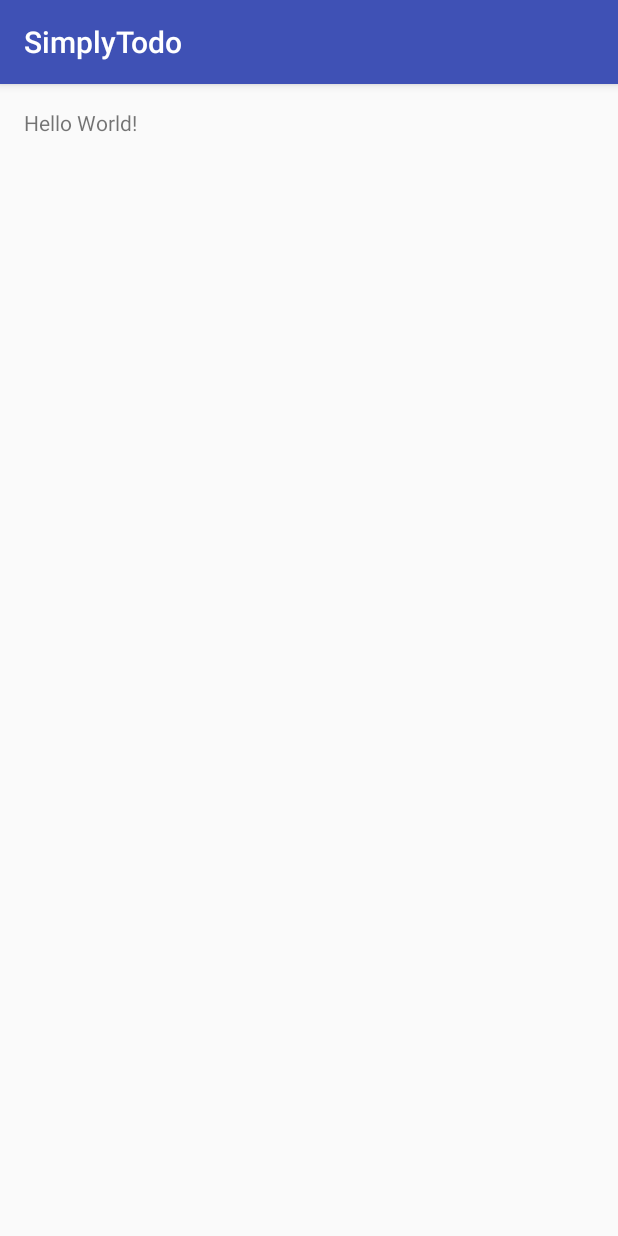
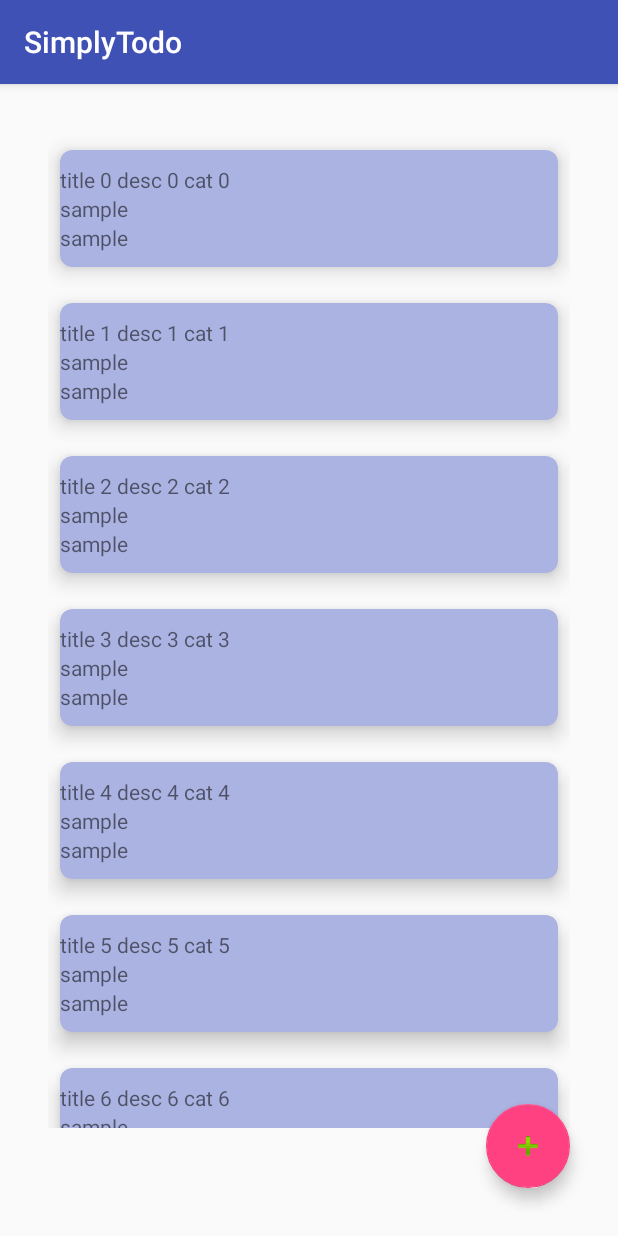
Before and after one commit to lidderupk/SimpleTodo, an Android app: the screen it shows after launch (MainActivity), on a phone screen of 412 x 824 dp. Run offline under Robolectric (Android 15) with nearby library versions, the phone set to English and light mode, and no system bars.

Commit message:
added material recycle view and add button

```diff
--- a/app/build.gradle
+++ b/app/build.gradle
@@ -23,4 +23,7 @@ dependencies {
     compile fileTree(dir: 'libs', include: ['*.jar'])
     testCompile 'junit:junit:4.12'
     compile 'com.android.support:appcompat-v7:23.4.0'
+    compile 'com.android.support:design:23.3.0'
+    compile 'com.android.support:cardview-v7:23.3.0'
+    compile 'com.android.support:recyclerview-v7:23.3.0'
 }
--- /dev/null
+++ b/app/src/main/java/com/lidderupk/todo/simplytodo/ItemClickSupport.java
@@ -0,0 +1,93 @@
+package com.lidderupk.todo.simplytodo;
+
+import android.support.v7.widget.RecyclerView;
+import android.view.View;
+
+public class ItemClickSupport {
+    private final RecyclerView mRecyclerView;
+    private OnItemClickListener mOnItemClickListener;
+    private OnItemLongClickListener mOnItemLongClickListener;
+    private View.OnClickListener mOnClickListener = new View.OnClickListener() {
+        @Override
+        public void onClick(View v) {
+            if (mOnItemClickListener != null) {
+                RecyclerView.ViewHolder holder = mRecyclerView.getChildViewHolder(v);
+                mOnItemClickListener.onItemClicked(mRecyclerView, holder.getAdapterPosition(), v);
+            }
+        }
+    };
+    private View.OnLongClickListener mOnLongClickListener = new View.OnLongClickListener() {
+        @Override
+        public boolean onLongClick(View v) {
+            if (mOnItemLongClickListener != null) {
+                RecyclerView.ViewHolder holder = mRecyclerView.getChildViewHolder(v);
+                return mOnItemLongClickListener.onItemLongClicked(mRecyclerView, holder.getAdapterPosition(), v);
+            }
+            return false;
+        }
+    };
+    private RecyclerView.OnChildAttachStateChangeListener mAttachListener
+            = new RecyclerView.OnChildAttachStateChangeListener() {
+        @Override
+        public void onChildViewAttachedToWindow(View view) {
+            if (mOnItemClickListener != null) {
+                view.setOnClickListener(mOnClickListener);
+            }
+            if (mOnItemLongClickListener != null) {
+                view.setOnLongClickListener(mOnLongClickListener);
+            }
+        }
+
+        @Override
+        public void onChildViewDetachedFromWindow(View view) {
+
+        }
+    };
+
+    private ItemClickSupport(RecyclerView recyclerView) {
+        mRecyclerView = recyclerView;
+        mRecyclerView.setTag(R.id.item_click_support, this);
+        mRecyclerView.addOnChildAttachStateChangeListener(mAttachListener);
+    }
+
+    public static ItemClickSupport addTo(RecyclerView view) {
+        ItemClickSupport support = (ItemClickSupport) view.getTag(R.id.item_click_support);
+        if (support == null) {
+            support = new ItemClickSupport(view);
+        }
+        return support;
+    }
+
+    public static ItemClickSupport removeFrom(RecyclerView view) {
+        ItemClickSupport support = (ItemClickSupport) view.getTag(R.id.item_click_support);
+        if (support != null) {
+            support.detach(view);
+        }
+        return support;
+    }
+
+    public ItemClickSupport setOnItemClickListener(OnItemClickListener listener) {
+        mOnItemClickListener = listener;
+        return this;
+    }
+
+    public ItemClickSupport setOnItemLongClickListener(OnItemLongClickListener listener) {
+        mOnItemLongClickListener = listener;
+        return this;
+    }
+
+    private void detach(RecyclerView view) {
+        view.removeOnChildAttachStateChangeListener(mAttachListener);
+        view.setTag(R.id.item_click_support, null);
+    }
+
+    public interface OnItemClickListener {
+
+        void onItemClicked(RecyclerView recyclerView, int position, View v);
+    }
+
+    public interface OnItemLongClickListener {
+
+        boolean onItemLongClicked(RecyclerView recyclerView, int position, View v);
+    }
+}
--- a/app/src/main/java/com/lidderupk/todo/simplytodo/MainActivity.java
+++ b/app/src/main/java/com/lidderupk/todo/simplytodo/MainActivity.java
@@ -1,13 +1,79 @@
 package com.lidderupk.todo.simplytodo;
 
+import android.content.Intent;
 import android.support.v7.app.AppCompatActivity;
 import android.os.Bundle;
+import android.support.v7.widget.LinearLayoutManager;
+import android.support.v7.widget.RecyclerView;
+import android.util.Log;
+import android.view.View;
+import android.widget.ArrayAdapter;
+import android.widget.Button;
+import android.widget.EditText;
+import android.widget.ListAdapter;
+import android.widget.ListView;
+import android.widget.SimpleAdapter;
 
-public class MainActivity extends AppCompatActivity {
+import com.lidderupk.todo.simplytodo.model.Todo;
+
+import java.util.ArrayList;
+import java.util.List;
+
+public class MainActivity extends AppCompatActivity implements MainView {
+
+    private final static String TAG = MainActivity.class.getName();
+    private RecyclerView rvTodos;
+    private List<String> data;
+    private ArrayAdapter adapter;
 
     @Override
     protected void onCreate(Bundle savedInstanceState) {
         super.onCreate(savedInstanceState);
         setContentView(R.layout.activity_main);
+
+//        lvItems = (ListView) findViewById(R.id.lvItems);
+        rvTodos = (RecyclerView) findViewById(R.id.rvTodos);
+
+        final List<Todo> todos = Todo.createTodos(30);
+
+        TodoAdapter adapter = new TodoAdapter(todos, this);
+
+        rvTodos.setAdapter(adapter);
+
+        rvTodos.setLayoutManager(new LinearLayoutManager(this));
+
+        ItemClickSupport.addTo(rvTodos).setOnItemClickListener(new ItemClickSupport.OnItemClickListener() {
+            @Override
+            public void onItemClicked(RecyclerView recyclerView, int position, View v) {
+                Log.d(TAG, "item clicked on position: " + position);
+                Intent i = new Intent(MainActivity.this, EditItemActivity.class);
+                startActivity(i); // brings up the second activity
+            }
+        });
+    }
+
+    private View.OnClickListener getAddButtonClickListener(){
+        return new View.OnClickListener() {
+            @Override
+            public void onClick(View v) {
+
+            }
+        };
+    }
+
+    @Override
+    public void setAddBtn() {
+
+    }
+
+    @Override
+    public void setItemsList() {
+        data = new ArrayList<String>();
+
+        data.add("First");
+        data.add("Second");
+        data.add("Third");
+
+        adapter = new ArrayAdapter<>(this, android.R.layout.simple_list_item_1, data);
     }
 }
--- /dev/null
+++ b/app/src/main/java/com/lidderupk/todo/simplytodo/MainView.java
@@ -0,0 +1,9 @@
+package com.lidderupk.todo.simplytodo;
+
+/**
+ * Created by ulidder on 6/17/16.
+ */
+public interface MainView {
+    void setAddBtn();
+    void setItemsList();
+}
--- /dev/null
+++ b/app/src/main/java/com/lidderupk/todo/simplytodo/TodoAdapter.java
@@ -0,0 +1,82 @@
+package com.lidderupk.todo.simplytodo;
+
+import android.content.Context;
+import android.support.v7.widget.RecyclerView;
+import android.util.Log;
+import android.view.LayoutInflater;
+import android.view.View;
+import android.view.ViewGroup;
+import android.widget.Button;
+import android.widget.ListAdapter;
+import android.widget.TextView;
+
+import com.lidderupk.todo.simplytodo.model.Todo;
+
+import java.util.List;
+
+/**
+ * Created by ulidder on 6/21/16.
+ */
+public class TodoAdapter extends RecyclerView.Adapter<TodoAdapter.ViewHolder> {
+
+    private static String TAG = TodoAdapter.class.getName();
+
+    private List<Todo> todos;
+    private Context mContext;
+
+    public TodoAdapter(List<Todo> todos, Context mContext) {
+        this.todos = todos;
+        this.mContext = mContext;
+    }
+
+    public Context getmContext() {
+        return mContext;
+    }
+
+    public static class ViewHolder extends RecyclerView.ViewHolder {
+
+        public TextView tvTodoItem;
+        public ViewHolder(View itemView) {
+            super(itemView);
+
+            tvTodoItem = (TextView) itemView.findViewById(R.id.tvTodoItem);
+        }
+    }
+
+    @Override
+    public ViewHolder onCreateViewHolder(ViewGroup parent, int viewType) {
+        Context context = parent.getContext();
+        LayoutInflater inflater = LayoutInflater.from(context);
+
+        // Inflate the custom layout
+        View contactView = inflater.inflate(R.layout.todo_item, parent, false);
+
+        contactView.setOnClickListener(new View.OnClickListener() {
+            @Override
+            public void onClick(View v) {
+                Log.d(TAG, "view clicked");
+            }
+        });
+
+        // Return a new holder instance
+        ViewHolder viewHolder = new ViewHolder(contactView);
+        return viewHolder;
+    }
+
+    @Override
+    public void onBindViewHolder(ViewHolder holder, int position) {
+        // Get the data model based on position
+        Todo todo = todos.get(position);
+
+        // Set item views based on the data model
+        TextView textView = holder.tvTodoItem;
+        textView.setText(todo.getTitle() + " " + todo.getDescription() + " " + todo.getCategory());
+
+
+    }
+
+    @Override
+    public int getItemCount() {
+        return todos.size();
+    }
+}
--- /dev/null
+++ b/app/src/main/java/com/lidderupk/todo/simplytodo/model/Todo.java
@@ -0,0 +1,56 @@
+package com.lidderupk.todo.simplytodo.model;
+
+import java.util.ArrayList;
+import java.util.List;
+
+/**
+ * Created by ulidder on 6/21/16.
+ */
+public class Todo {
+    private String title;
+    private String description;
+    private String category;
+
+    private static int lastTodoId = 0;
+
+
+    public Todo(String title, String description, String category) {
+        this.title = title;
+        this.description = description;
+        this.category = category;
+    }
+
+    public String getTitle() {
+        return title;
+    }
+
+    public void setTitle(String title) {
+        this.title = title;
+    }
+
+    public String getDescription() {
+        return description;
+    }
+
+    public void setDescription(String description) {
+        this.description = description;
+    }
+
+    public String getCategory() {
+        return category;
+    }
+
+    public void setCategory(String category) {
+        this.category = category;
+    }
+
+    public static List<Todo> createTodos(int num){
+        List<Todo> list = new ArrayList<>();
+
+        for(int i = 0; i < num; i++){
+            list.add(new Todo("title " + lastTodoId, "desc " + lastTodoId, "cat " + lastTodoId));
+            lastTodoId++;
+        }
+        return list;
+    }
+}
--- a/app/src/main/res/layout/activity_main.xml
+++ b/app/src/main/res/layout/activity_main.xml
@@ -1,17 +1,75 @@
 <?xml version="1.0" encoding="utf-8"?>
-<RelativeLayout
-    xmlns:android="http://schemas.android.com/apk/res/android"
+
+<android.support.design.widget.CoordinatorLayout xmlns:android="http://schemas.android.com/apk/res/android"
+    xmlns:app="http://schemas.android.com/apk/res-auto"
     xmlns:tools="http://schemas.android.com/tools"
     android:layout_width="match_parent"
     android:layout_height="match_parent"
+    android:paddingBottom="@dimen/activity_vertical_margin"
     android:paddingLeft="@dimen/activity_horizontal_margin"
     android:paddingRight="@dimen/activity_horizontal_margin"
     android:paddingTop="@dimen/activity_vertical_margin"
-    android:paddingBottom="@dimen/activity_vertical_margin"
     tools:context="com.lidderupk.todo.simplytodo.MainActivity">
 
-    <TextView
-        android:text="Hello World!"
+    <android.support.design.widget.FloatingActionButton
+        android:id="@+id/fab"
         android:layout_width="wrap_content"
-        android:layout_height="wrap_content" />
-</RelativeLayout>
+        android:layout_height="wrap_content"
+        android:layout_gravity="bottom|right"
+        android:layout_margin="16dp"
+        android:src="@android:drawable/ic_input_add"
+        app:layout_anchorGravity="bottom|right|end" />
+
+    <RelativeLayout
+        android:layout_width="match_parent"
+        android:layout_height="match_parent"
+        android:paddingBottom="@dimen/activity_vertical_margin"
+        android:paddingLeft="@dimen/activity_horizontal_margin"
+        android:paddingRight="@dimen/activity_horizontal_margin"
+        android:paddingTop="@dimen/activity_vertical_margin"
+        tools:context="com.lidderupk.todo.simplytodo.MainActivity">
+
+        <!--<EditText-->
+            <!--android:id="@+id/etItem"-->
+            <!--android:layout_width="wrap_content"-->
+            <!--android:layout_height="wrap_content"-->
+            <!--android:layout_alignParentBottom="true"-->
+            <!--android:layout_alignParentLeft="true"-->
+            <!--android:layout_alignParentStart="true"-->
+            <!--android:layout_toLeftOf="@+id/btAdd"-->
+            <!--android:layout_toStartOf="@+id/btAdd"-->
+            <!--android:hint="Type Item" />-->
+
+        <!--<Button-->
+            <!--android:id="@+id/btAdd"-->
+            <!--style="?android:attr/buttonStyleSmall"-->
+            <!--android:layout_width="wrap_content"-->
+            <!--android:layout_height="wrap_content"-->
+            <!--android:layout_alignParentBottom="true"-->
+            <!--android:layout_alignParentEnd="true"-->
+            <!--android:layout_alignParentRight="true"-->
+            <!--android:text="Add" />-->
+
+        <!--<ListView-->
+        <!--android:layout_width="wrap_content"-->
+        <!--android:layout_height="wrap_content"-->
+        <!--android:id="@+id/lvItems"-->
+        <!--android:layout_alignParentTop="true"-->
+        <!--android:layout_toStartOf="@+id/btAdd"-->
+        <!--android:layout_alignParentRight="true"-->
+        <!--android:layout_alignParentEnd="true"-->
+        <!--android:layout_above="@+id/etItem" />-->
+
+        <android.support.v7.widget.RecyclerView
+            android:id="@+id/rvTodos"
+            android:layout_width="match_parent"
+            android:layout_height="match_parent"
+            android:layout_alignParentEnd="true"
+            android:layout_alignParentRight="true"
+            android:layout_alignParentTop="true"
+            android:layout_marginBottom="20dp"
+            android:paddingBottom="20dp" />
+
+
+    </RelativeLayout>
+</android.support.design.widget.CoordinatorLayout>
--- /dev/null
+++ b/app/src/main/res/layout/todo_item.xml
@@ -0,0 +1,45 @@
+<?xml version="1.0" encoding="utf-8"?>
+<android.support.v7.widget.CardView xmlns:android="http://schemas.android.com/apk/res/android"
+    xmlns:card_view="http://schemas.android.com/apk/res-auto"
+    xmlns:app="http://schemas.android.com/apk/res-auto"
+    android:layout_width="match_parent"
+    android:layout_height="wrap_content"
+    card_view:cardBackgroundColor="@color/colorPrimaryLight"
+    card_view:cardCornerRadius="8dp"
+    card_view:cardElevation="8dp"
+    android:clickable="true"
+    app:cardUseCompatPadding="true"
+    app:cardPreventCornerOverlap="false"
+    android:foreground="?android:attr/selectableItemBackground">
+
+    <LinearLayout
+        android:layout_width="match_parent"
+        android:layout_height="wrap_content"
+        android:orientation="vertical"
+        android:paddingBottom="10dp"
+        android:paddingTop="10dp">
+
+        <TextView
+            android:id="@+id/tvTodoItem"
+            android:layout_width="match_parent"
+            android:layout_height="wrap_content"
+            android:layout_weight="1"
+            android:text="sample" />
+
+        <TextView
+            android:id="@+id/tvTodoItem1"
+            android:layout_width="match_parent"
+            android:layout_height="wrap_content"
+            android:layout_weight="1"
+            android:text="sample" />
+
+        <TextView
+            android:id="@+id/tvTodoItem2"
+            android:layout_width="match_parent"
+            android:layout_height="wrap_content"
+            android:layout_weight="1"
+            android:text="sample" />
+
+    </LinearLayout>
+
+</android.support.v7.widget.CardView>
--- a/app/src/main/res/values/colors.xml
+++ b/app/src/main/res/values/colors.xml
@@ -3,4 +3,5 @@
     <color name="colorPrimary">#3F51B5</color>
     <color name="colorPrimaryDark">#303F9F</color>
     <color name="colorAccent">#FF4081</color>
+    <color name="colorPrimaryLight">#abb3e2</color>
 </resources>
--- /dev/null
+++ b/app/src/main/res/values/ids.xml
@@ -0,0 +1,4 @@
+<?xml version="1.0" encoding="utf-8"?>
+<resources>
+    <item name="item_click_support" type="id" />
+</resources>
```
Also changed, not shown: app/src/main/AndroidManifest.xml (+4 -3 lines), app/src/main/java/com/lidderupk/todo/simplytodo/EditItemActivity.java (added, +13 -0 lines), app/src/main/java/com/lidderupk/todo/simplytodo/MainPresenter.java (added, +13 -0 lines), app/src/main/res/layout/activity_edit_item.xml (added, +21 -0 lines), 1 other file.
